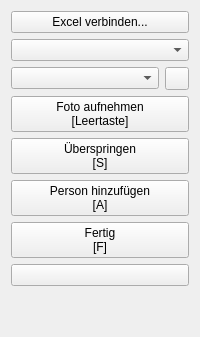
Above: app/ui/widgets/control_panel.ui from alexejwaser/Dynamic-Staff-Portraits before the change. Below: the same form after it.
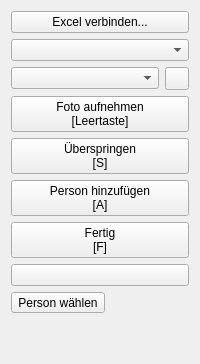
That is the form after the change.

Commit message: Add jump-to-person feature and improve name sanitization

Patch:
```diff
--- a/app/ui/widgets/control_panel.ui
+++ b/app/ui/widgets/control_panel.ui
@@ -66,6 +66,16 @@
      </property>
     </widget>
    </item>
+   <item>
+    <widget class="QToolButton" name="btn_jump_to">
+     <property name="text">
+      <string>Person wählen</string>
+     </property>
+     <property name="popupMode">
+      <enum>QToolButton::InstantPopup</enum>
+     </property>
+    </widget>
+   </item>
    <item>
     <spacer name="verticalSpacer">
      <property name="orientation">
```
The commit also changes 5 other files.
